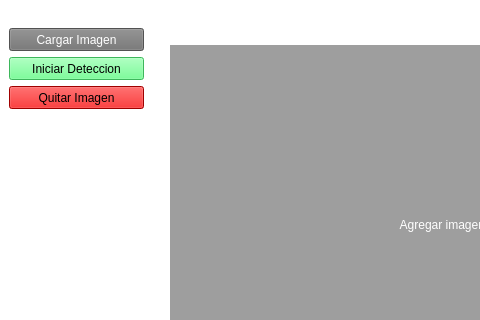
The window that Proyecto/vista.ui (dvarasm/Python-Cientifico) describes before a commit, drawn with Qt 5; both pictures show x 0 to 480 and y 0 to 320 of the 800 by 471 pixel window.
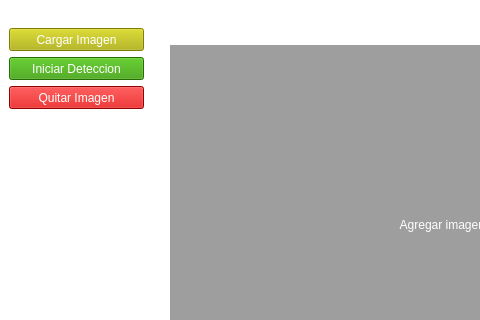
The same window after the commit.

The edit to the form file:
```diff
--- a/Proyecto/vista.ui
+++ b/Proyecto/vista.ui
@@ -106,7 +106,7 @@
             </property>
             <property name="styleSheet">
              <string notr="true">color: rgb(255, 255, 255);
-background-color: rgb(115, 115, 115);
+background-color: rgb(177, 177, 0);
 font: 12pt &quot;MS Shell Dlg 2&quot;;</string>
             </property>
             <property name="text">
@@ -149,7 +149,8 @@
             </property>
             <property name="styleSheet">
              <string notr="true">font: 12pt &quot;MS Shell Dlg 2&quot;;
-background-color: rgb(85, 255, 127);</string>
+background-color: rgb(51, 154, 0);
+color: rgb(255, 255, 255);</string>
             </property>
             <property name="text">
              <string>Iniciar Deteccion</string>
@@ -179,7 +180,8 @@
             </property>
             <property name="styleSheet">
              <string notr="true">font: 12pt &quot;MS Shell Dlg 2&quot;;
-background-color: rgb(222, 0, 0);</string>
+background-color: rgb(206, 0, 0);
+color: rgb(255, 255, 255);</string>
             </property>
             <property name="text">
              <string>Quitar Imagen</string>
```
